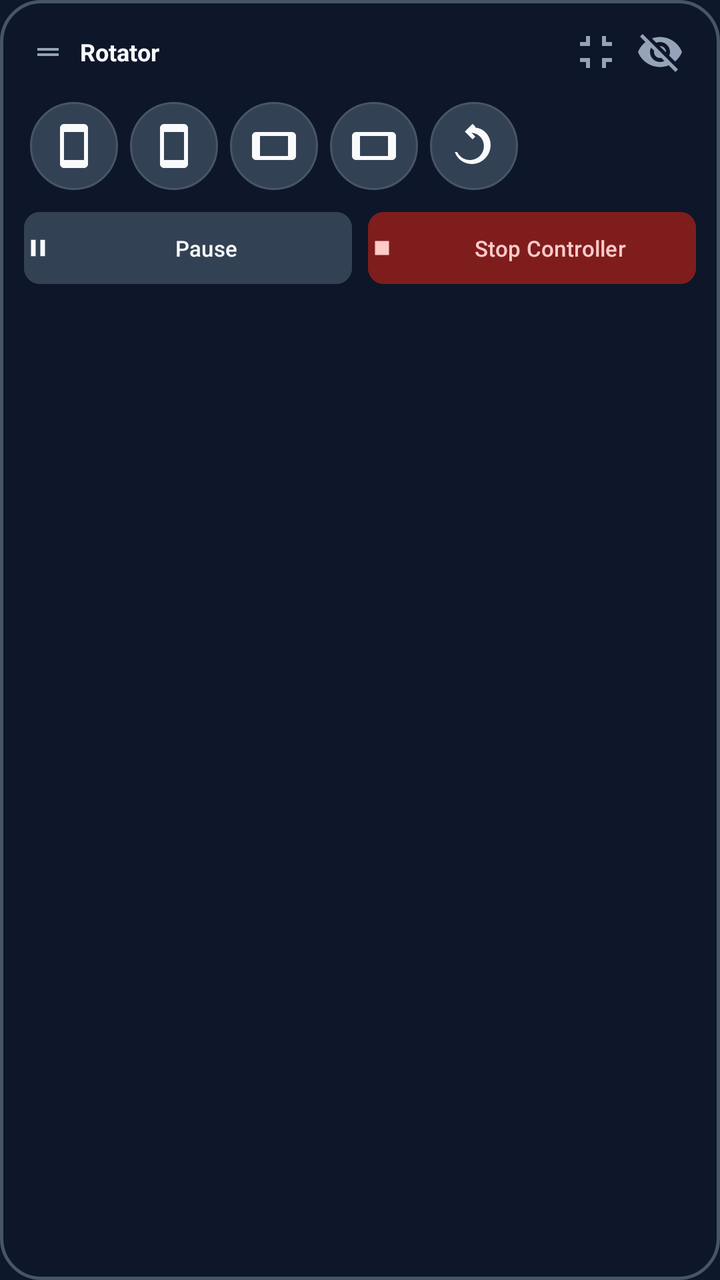
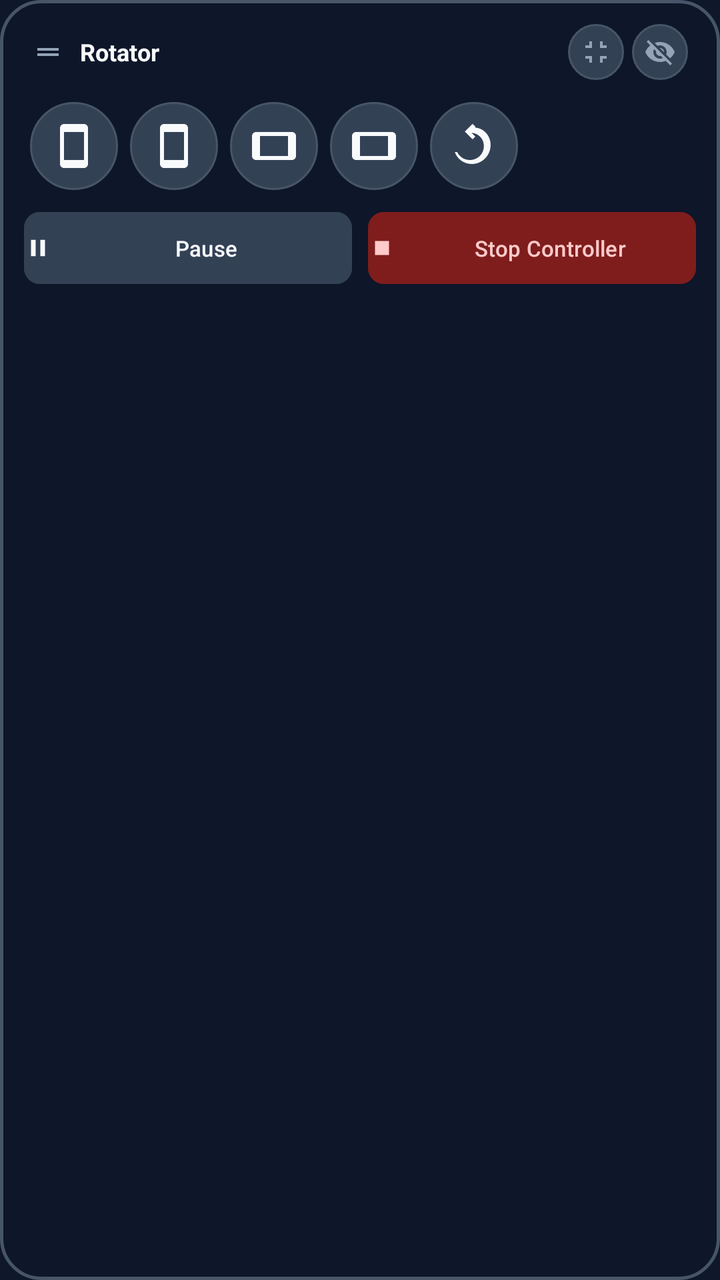

An Android layout rendered at two revisions. The XML below is the earlier revision; the diff shows what the commit changed to produce the second picture.
<!-- AndroidManifest.xml: application theme Theme.Rotator -->
<!-- res/layout/overlay_panel.xml -->
<?xml version="1.0" encoding="utf-8"?>
<LinearLayout xmlns:android="http://schemas.android.com/apk/res/android"
    xmlns:app="http://schemas.android.com/apk/res-auto"
    android:id="@+id/panelRoot"
    android:layout_width="wrap_content"
    android:layout_height="wrap_content"
    android:background="@drawable/bg_floating_panel"
    android:elevation="12dp"
    android:orientation="vertical"
    android:padding="12dp">

    
    <LinearLayout
        android:id="@+id/dragBar"
        android:layout_width="match_parent"
        android:layout_height="wrap_content"
        android:gravity="center_vertical"
        android:orientation="horizontal"
        android:paddingStart="4dp"
        android:paddingEnd="4dp"
        android:paddingBottom="8dp">

        <ImageView
            android:layout_width="16dp"
            android:layout_height="16dp"
            android:contentDescription="Drag"
            android:src="@drawable/ic_drag_handle" />

        <TextView
            android:id="@+id/tvOverlayTitle"
            android:layout_width="0dp"
            android:layout_height="wrap_content"
            android:layout_marginStart="8dp"
            android:layout_weight="1"
            android:text="Rotator"
            android:textColor="@color/text_primary"
            android:textSize="12sp"
            android:textStyle="bold" />

        
        <ImageButton
            android:id="@+id/btnOverlayCompact"
            android:layout_width="28dp"
            android:layout_height="28dp"
            android:background="?attr/selectableItemBackgroundBorderless"
            android:contentDescription="Minimize"
            android:src="@drawable/ic_compress"
            app:tint="@color/text_secondary" />

        
        <ImageButton
            android:id="@+id/btnOverlayHide"
            android:layout_width="28dp"
            android:layout_height="28dp"
            android:layout_marginStart="4dp"
            android:background="?attr/selectableItemBackgroundBorderless"
            android:contentDescription="Hide"
            android:src="@drawable/ic_visibility_off"
            app:tint="@color/text_secondary" />
    </LinearLayout>

    
    <LinearLayout
        android:layout_width="wrap_content"
        android:layout_height="wrap_content"
        android:gravity="center"
        android:orientation="horizontal">

        <ImageButton
            android:id="@+id/btnOverlayPortrait"
            android:layout_width="44dp"
            android:layout_height="44dp"
            android:layout_margin="3dp"
            android:background="@drawable/bg_button_circle"
            android:contentDescription="@string/mode_portrait"
            android:padding="10dp"
            android:scaleType="fitCenter"
            android:src="@drawable/ic_portrait"
            app:tint="@color/text_primary" />

        <ImageButton
            android:id="@+id/btnOverlayReversePortrait"
            android:layout_width="44dp"
            android:layout_height="44dp"
            android:layout_margin="3dp"
            android:background="@drawable/bg_button_circle"
            android:contentDescription="@string/mode_reverse_portrait"
            android:padding="10dp"
            android:scaleType="fitCenter"
            android:src="@drawable/ic_reverse_portrait"
            app:tint="@color/text_primary" />

        <ImageButton
            android:id="@+id/btnOverlayLandscapeLeft"
            android:layout_width="44dp"
            android:layout_height="44dp"
            android:layout_margin="3dp"
            android:background="@drawable/bg_button_circle"
            android:contentDescription="@string/mode_landscape_left"
            android:padding="10dp"
            android:scaleType="fitCenter"
            android:src="@drawable/ic_landscape_left"
            app:tint="@color/text_primary" />

        <ImageButton
            android:id="@+id/btnOverlayLandscapeRight"
            android:layout_width="44dp"
            android:layout_height="44dp"
            android:layout_margin="3dp"
            android:background="@drawable/bg_button_circle"
            android:contentDescription="@string/mode_landscape_right"
            android:padding="10dp"
            android:scaleType="fitCenter"
            android:src="@drawable/ic_landscape_right"
            app:tint="@color/text_primary" />

        <ImageButton
            android:id="@+id/btnOverlayAutoRotate"
            android:layout_width="44dp"
            android:layout_height="44dp"
            android:layout_margin="3dp"
            android:background="@drawable/bg_button_circle"
            android:contentDescription="@string/mode_auto_rotate"
            android:padding="10dp"
            android:scaleType="fitCenter"
            android:src="@drawable/ic_auto_rotate"
            app:tint="@color/text_primary" />
    </LinearLayout>

    
    <LinearLayout
        android:layout_width="match_parent"
        android:layout_height="wrap_content"
        android:layout_marginTop="8dp"
        android:gravity="center"
        android:orientation="horizontal">

        <com.google.android.material.button.MaterialButton
            android:id="@+id/btnOverlayPauseResume"
            style="@style/Widget.Material3.Button.TonalButton"
            android:layout_width="0dp"
            android:layout_height="36dp"
            android:layout_marginEnd="4dp"
            android:layout_weight="1"
            android:backgroundTint="@color/surface_variant"
            android:insetTop="0dp"
            android:insetBottom="0dp"
            android:padding="0dp"
            android:text="@string/action_pause"
            android:textColor="@color/text_primary"
            android:textSize="11sp"
            app:cornerRadius="8dp"
            app:icon="@drawable/ic_pause"
            app:iconPadding="4dp"
            app:iconSize="14dp"
            app:iconTint="@color/text_primary" />

        <com.google.android.material.button.MaterialButton
            android:id="@+id/btnOverlayStop"
            style="@style/Widget.Material3.Button.TonalButton"
            android:layout_width="0dp"
            android:layout_height="36dp"
            android:layout_marginStart="4dp"
            android:layout_weight="1"
            android:backgroundTint="@color/danger_container"
            android:insetTop="0dp"
            android:insetBottom="0dp"
            android:padding="0dp"
            android:text="@string/action_stop"
            android:textColor="@color/on_danger_container"
            android:textSize="11sp"
            app:cornerRadius="8dp"
            app:icon="@drawable/ic_stop"
            app:iconPadding="4dp"
            app:iconSize="14dp"
            app:iconTint="@color/on_danger_container" />
    </LinearLayout>

</LinearLayout>
<!-- resources referenced by this layout -->
<resources>
  <color name="danger_container">#7F1D1D</color>
  <color name="on_danger_container">#FECACA</color>
  <color name="surface_variant">#334155</color>
  <color name="text_primary">#F8FAFC</color>
  <color name="text_secondary">#94A3B8</color>
  <!-- drawable bg_button_circle (drawable) -->
  <?xml version="1.0" encoding="utf-8"?>
  <ripple xmlns:android="http://schemas.android.com/apk/res/android"
      android:color="@color/primary_light">
      <item>
          <shape android:shape="oval">
              <solid android:color="@color/surface_variant" />
              <stroke
                  android:width="1dp"
                  android:color="@color/overlay_border" />
          </shape>
      </item>
  </ripple>
  <!-- drawable bg_floating_panel (drawable) -->
  <?xml version="1.0" encoding="utf-8"?>
  <shape xmlns:android="http://schemas.android.com/apk/res/android"
      android:shape="rectangle">
      <solid android:color="@color/surface_overlay" />
      <corners android:radius="20dp" />
      <stroke
          android:width="1.5dp"
          android:color="@color/overlay_border" />
  </shape>
  <!-- drawable ic_compress (drawable) -->
  <?xml version="1.0" encoding="utf-8"?>
  <vector xmlns:android="http://schemas.android.com/apk/res/android"
      android:width="24dp"
      android:height="24dp"
      android:viewportWidth="24"
      android:viewportHeight="24">
      <path
          android:fillColor="#FFFFFFFF"
          android:pathData="M4,9h5V4H7v3H4v2zm5,6H4v2h3v3h2v-5zm6,5h2v-3h3v-2h-5v5zm2,-16v3h3v2h-5V4h2z" />
  </vector>
  <!-- drawable ic_drag_handle (drawable) -->
  <?xml version="1.0" encoding="utf-8"?>
  <vector xmlns:android="http://schemas.android.com/apk/res/android"
      android:width="24dp"
      android:height="24dp"
      android:viewportWidth="24"
      android:viewportHeight="24">
      <path
          android:fillColor="#94A3B8"
          android:pathData="M20,9H4v2h16V9zM4,15h16v-2H4v2z" />
  </vector>
  <!-- drawable ic_pause (drawable) -->
  <?xml version="1.0" encoding="utf-8"?>
  <vector xmlns:android="http://schemas.android.com/apk/res/android"
      android:width="24dp"
      android:height="24dp"
      android:viewportWidth="24"
      android:viewportHeight="24">
      <path
          android:fillColor="#FFFFFFFF"
          android:pathData="M6,19h4V5H6v14zm8,-14v14h4V5h-4z" />
  </vector>
  <!-- drawable ic_stop (drawable) -->
  <?xml version="1.0" encoding="utf-8"?>
  <vector xmlns:android="http://schemas.android.com/apk/res/android"
      android:width="24dp"
      android:height="24dp"
      android:viewportWidth="24"
      android:viewportHeight="24">
      <path
          android:fillColor="#FFFFFFFF"
          android:pathData="M6,6h12v12H6z" />
  </vector>
  <string name="action_pause">Pause</string>
  <string name="action_stop">Stop Controller</string>
  <string name="mode_auto_rotate">Auto-Rotate</string>
  <string name="mode_landscape_left">Landscape Left</string>
  <string name="mode_landscape_right">Landscape Right</string>
  <string name="mode_portrait">Portrait</string>
  <string name="mode_reverse_portrait">Reverse Portrait</string>
  <style name="Theme.Rotator" parent="Theme.Material3.DayNight.NoActionBar">
          <item name="colorPrimary">@color/primary</item>
          <item name="colorPrimaryVariant">@color/primary_variant</item>
          <item name="colorSecondary">@color/secondary</item>
          <item name="android:statusBarColor">@color/background</item>
          <item name="android:navigationBarColor">@color/background</item>
          <item name="android:windowBackground">@color/background</item>
      </style>
  <color name="primary_light">#818CF8</color>
  <color name="overlay_border">#475569</color>
  <color name="surface_overlay">#E60F172A</color>
  <color name="primary">#6366F1</color>
  <color name="primary_variant">#4F46E5</color>
  <color name="secondary">#06B6D4</color>
  <color name="background">#0F172A</color>
  <!-- unchanged entries left out for length: 6 -->
</resources>

<!-- the commit's change to res/layout/overlay_panel.xml (unified diff, before → after) -->
@@ -42,8 +42,10 @@
             android:id="@+id/btnOverlayCompact"
             android:layout_width="28dp"
             android:layout_height="28dp"
-            android:background="?attr/selectableItemBackgroundBorderless"
+            android:background="@drawable/bg_button_circle"
             android:contentDescription="Minimize"
+            android:padding="6dp"
+            android:scaleType="fitCenter"
             android:src="@drawable/ic_compress"
             app:tint="@color/text_secondary" />
 
@@ -53,8 +55,10 @@
             android:layout_width="28dp"
             android:layout_height="28dp"
             android:layout_marginStart="4dp"
-            android:background="?attr/selectableItemBackgroundBorderless"
+            android:background="@drawable/bg_button_circle"
             android:contentDescription="Hide"
+            android:padding="6dp"
+            android:scaleType="fitCenter"
             android:src="@drawable/ic_visibility_off"
             app:tint="@color/text_secondary" />
     </LinearLayout>
